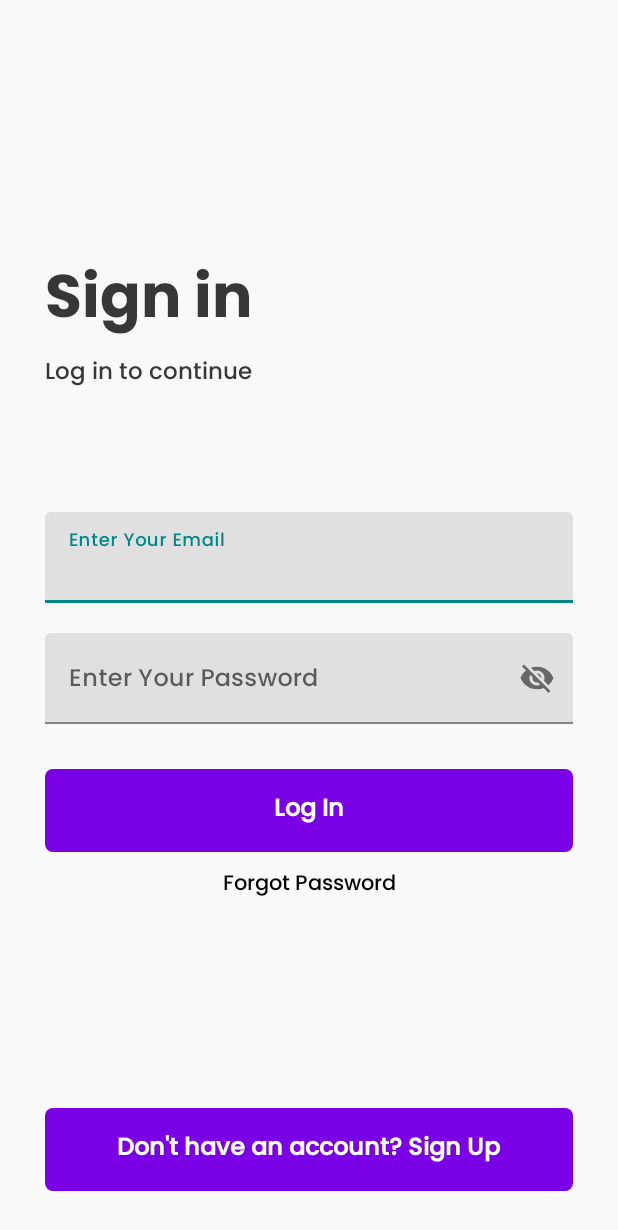
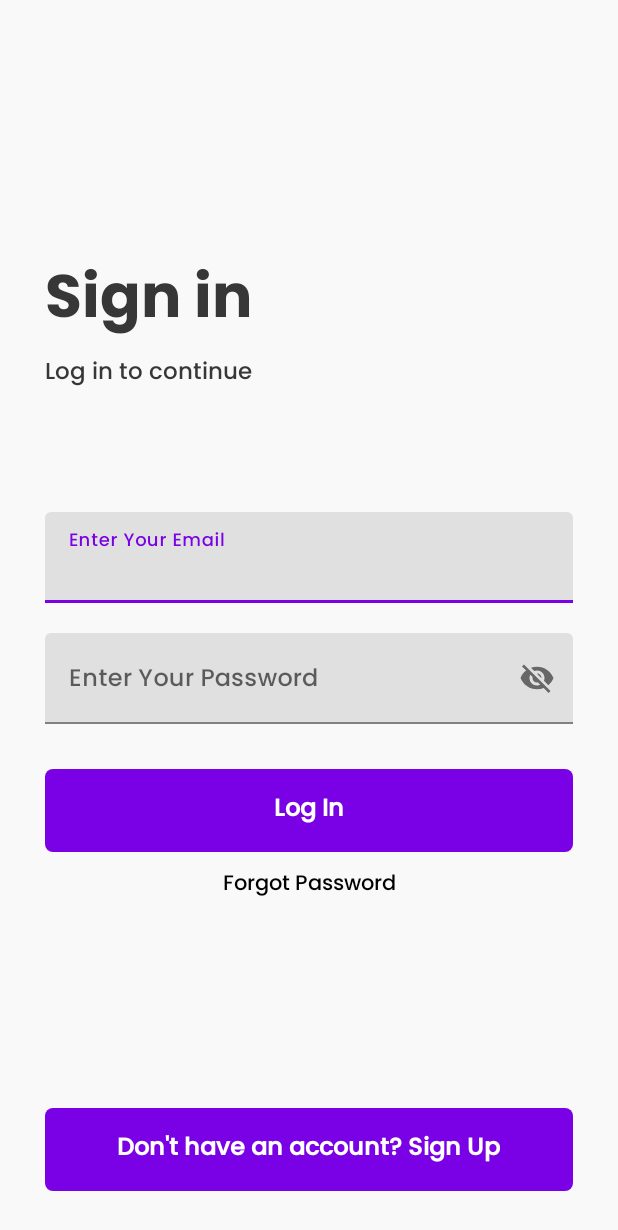
Before and after one commit to Glen1004/notesapp, an Android app: the screen it shows after launch (MainActivity), on a phone screen of 412 x 824 dp. Shown: the top 1230 px of the screen. Run offline under Robolectric (Android 15) with nearby library versions, the light colour scheme and no system bars; our stand-ins replace Firebase (no records; nobody signed in at launch, a user with empty details on screens opened directly).

Commit message:
Button Colors

```diff
--- a/app/src/main/res/layout/activity_createnote.xml
+++ b/app/src/main/res/layout/activity_createnote.xml
@@ -55,6 +55,7 @@
         android:layout_marginRight="30dp"
         android:layout_marginBottom="30dp"
         android:background="#7A00E6"
+        android:backgroundTint="#7A00E6"
         android:src="@drawable/add"
         app:maxImageSize="40dp"
 
--- a/app/src/main/res/layout/activity_editnoteactivity.xml
+++ b/app/src/main/res/layout/activity_editnoteactivity.xml
@@ -51,6 +51,7 @@
         android:id="@+id/saveeditnote"
         android:src="@drawable/edit2"
         android:background="#7A00E6"
+        android:backgroundTint="#7A00E6"
         app:maxImageSize="40dp"
 
         >
--- a/app/src/main/res/layout/activity_notedetails.xml
+++ b/app/src/main/res/layout/activity_notedetails.xml
@@ -53,6 +53,7 @@
         android:layout_marginRight="30dp"
         android:layout_marginBottom="30dp"
         android:background="#A1F4FB"
+        android:backgroundTint="#7A00E6"
         android:src="@drawable/ic_baseline_edit_24"
         app:maxImageSize="40dp"
 
--- a/app/src/main/res/layout/activity_notesactivity.xml
+++ b/app/src/main/res/layout/activity_notesactivity.xml
@@ -15,6 +15,7 @@
         android:layout_alignParentRight="true"
         android:layout_alignParentBottom="true"
         android:layout_gravity="bottom|end"
+        android:backgroundTint="#7A00E6"
         android:src="@drawable/create"
         app:layout_constraintBottom_toBottomOf="@+id/recyclerview"
 
--- a/app/src/main/res/values/themes.xml
+++ b/app/src/main/res/values/themes.xml
@@ -2,7 +2,7 @@
     <!-- Base application theme. -->
     <style name="Theme.journalapp" parent="Theme.MaterialComponents.DayNight.DarkActionBar">
         <!-- Primary brand color. -->
-        <item name="colorPrimary">@color/teal_700</item>
+        <item name="colorPrimary">@color/color7</item>
         <item name="colorPrimaryVariant">@color/color7</item>
         <item name="colorOnPrimary">@color/white</item>
         <!-- Secondary brand color. -->
```
